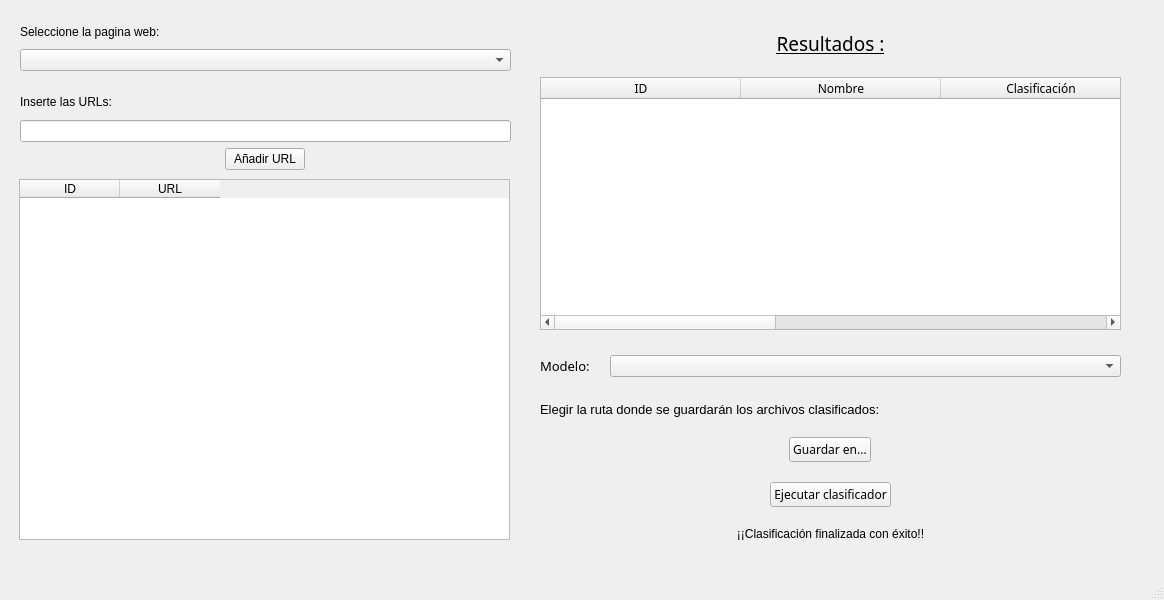
Old version of the form Resources/UI/VentanaClasificadorWeb.ui in the repository 40CompilerErrors/Proyecto2.
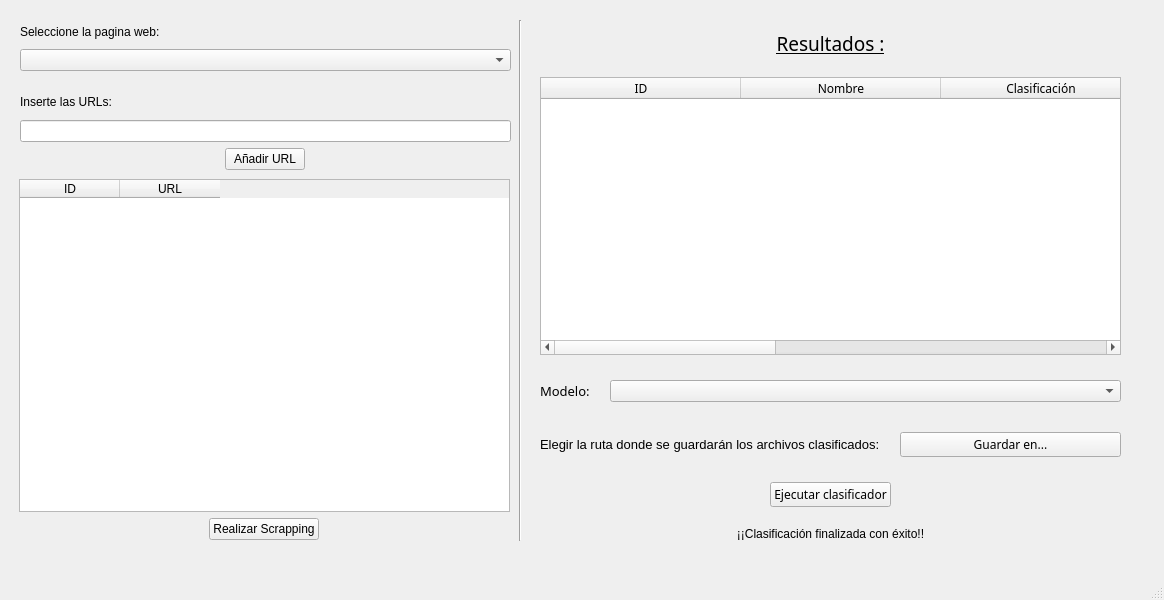
New version of the form. Icons and pictures are not drawn.

Commit message: Conseguido el clasificador web , añadido el clasificador normal y agregados ciertos controles de errores

Diff of the .ui file:
```diff
--- a/Resources/UI/VentanaClasificadorWeb.ui
+++ b/Resources/UI/VentanaClasificadorWeb.ui
@@ -89,6 +89,13 @@
        </column>
       </widget>
      </item>
+     <item alignment="Qt::AlignHCenter">
+      <widget class="QPushButton" name="scrap_Button">
+       <property name="text">
+        <string>Realizar Scrapping</string>
+       </property>
+      </widget>
+     </item>
     </layout>
    </widget>
    <widget class="QWidget" name="layoutWidget">
@@ -224,6 +231,14 @@
       </layout>
      </item>
      <item>
+      <layout class="QHBoxLayout" name="horizontalLayout_4">
+       <property name="topMargin">
+        <number>5</number>
+       </property>
+       <property name="bottomMargin">
+        <number>5</number>
+       </property>
+       <item>
       <widget class="QLabel" name="label_6">
        <property name="sizePolicy">
         <sizepolicy hsizetype="Preferred" vsizetype="Fixed">
@@ -241,8 +256,8 @@
        </property>
       </widget>
      </item>
-     <item alignment="Qt::AlignHCenter">
-      <widget class="QPushButton" name="boton_guardar">
+       <item>
+        <widget class="QPushButton" name="save_button">
        <property name="font">
         <font>
          <family>Questrial</family>
@@ -264,6 +279,8 @@
        </property>
       </widget>
      </item>
+      </layout>
+     </item>
      <item alignment="Qt::AlignHCenter">
       <widget class="QPushButton" name="boton_clasificador">
        <property name="font">
@@ -310,6 +327,19 @@
      </item>
     </layout>
    </widget>
+   <widget class="Line" name="line">
+    <property name="geometry">
+     <rect>
+      <x>510</x>
+      <y>20</y>
+      <width>20</width>
+      <height>521</height>
+     </rect>
+    </property>
+    <property name="orientation">
+     <enum>Qt::Vertical</enum>
+    </property>
+   </widget>
   </widget>
   <widget class="QMenuBar" name="menubar">
    <property name="geometry">
```
Lines whose indentation alone changed are shown as unchanged. The commit also changes 11 other files.
